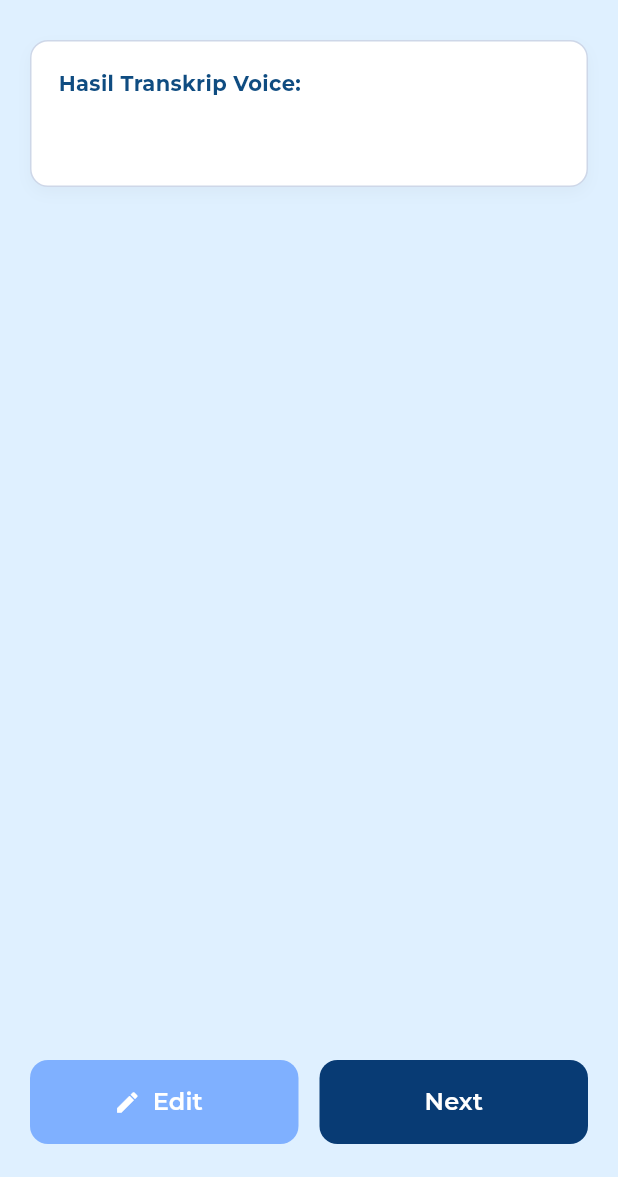
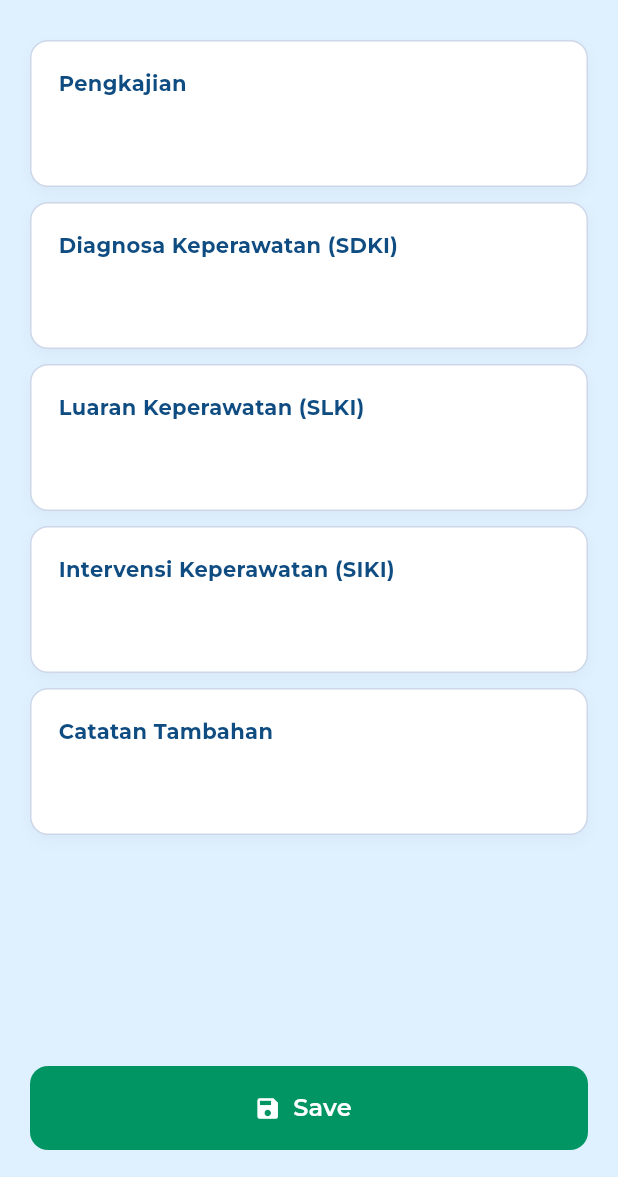
Before and after one commit to aansyawaluddin/vocare, a Flutter app: the VocareReport screen opened directly with empty values, after a tap on "Next", on a phone screen of 412 x 824 dp, the part 59-1236 px from its top. Run offline on Flutter 3.47's test engine with Material 3 defaults, Android fonts, the light colour scheme and no system bars; our stand-ins replace google_fonts, permission_handler, speech_to_text.

Commit message:
report2 page

```diff
--- a/lib/page/home.dart
+++ b/lib/page/home.dart
@@ -1,5 +1,5 @@
 import 'package:flutter/material.dart';
-import 'package:vocare/page/laporan/voice.dart';
+import 'package:vocare/page/perawat/laporan/voice.dart';
 import 'package:vocare/widgets/inap.dart';
 import 'package:vocare/widgets/laporan.dart';
 
@@ -11,7 +11,7 @@ class HomePage extends StatefulWidget {
 }
 
 class _HomePageState extends State<HomePage> {
-  int _selectedTab = 0; // 0 = Laporan, 1 = Pasien inap
+  int _selectedTab = 0;
 
   final List<String> rooms = [
     'Semua Ruangan',
@@ -241,7 +241,7 @@ class _HomePageState extends State<HomePage> {
         ),
       ),
 
-      bottomNavigationBar: SafeArea(
+      bottomNavigationBar: _selectedTab == 0 ? SafeArea(
         minimum: const EdgeInsets.fromLTRB(24, 8, 24, 18),
         child: Padding(
           padding: const EdgeInsets.only(top: 6.0),
@@ -278,7 +278,7 @@ class _HomePageState extends State<HomePage> {
             ),
           ),
         ),
-      ),
+      ) : null,
     );
   }
 }
--- a/lib/page/laporan/report.dart
+++ b/lib/page/perawat/laporan/report1.dart
@@ -1,4 +1,5 @@
 import 'package:flutter/material.dart';
+import 'package:vocare/page/perawat/laporan/report2.dart';
 
 class VocareReport extends StatelessWidget {
   final String reportText;
@@ -108,8 +109,21 @@ class VocareReport extends StatelessWidget {
                       height: 56,
                       child: ElevatedButton(
                         onPressed: () {
-                          // aksi Next
+                          Navigator.push(
+                            context,
+                            MaterialPageRoute(
+                              builder: (context) => VocareReport2(reportText: reportText),
+                            ),
+                          );
                         },
+                        style: ElevatedButton.styleFrom(
+                          backgroundColor: darkButtonBlue,
+                          foregroundColor: Colors.white,
+                          shape: RoundedRectangleBorder(
+                            borderRadius: BorderRadius.circular(12),
+                          ),
+                          elevation: 0,
+                        ),
                         child: const Text(
                           'Next',
                           style: TextStyle(
@@ -117,14 +131,6 @@ class VocareReport extends StatelessWidget {
                             fontSize: 16,
                             color: Colors.white,
                           ),
-                        ),
-                        style: ElevatedButton.styleFrom(
-                          backgroundColor: darkButtonBlue,
-                          foregroundColor: Colors.white,
-                          shape: RoundedRectangleBorder(
-                            borderRadius: BorderRadius.circular(12),
-                          ),
-                          elevation: 0,
                         ),
                       ),
                     ),
--- /dev/null
+++ b/lib/page/perawat/laporan/report2.dart
@@ -0,0 +1,121 @@
+import 'package:flutter/material.dart';
+
+class VocareReport2 extends StatelessWidget {
+  final String reportText;
+  const VocareReport2({super.key, required this.reportText});
+
+  @override
+  Widget build(BuildContext context) {
+    const background = Color(0xFFDFF0FF);
+    const cardBorder = Color(0xFFCED7E8);
+    const headingBlue = Color(0xFF0F4C81);
+    const buttonSave = Color(0xFF009563);
+
+    Widget section(String title) {
+      return Container(
+        width: double.infinity,
+        decoration: BoxDecoration(
+          color: Colors.white,
+          border: Border.all(color: cardBorder),
+          borderRadius: BorderRadius.circular(12),
+          boxShadow: [
+            BoxShadow(
+              color: Colors.black.withOpacity(0.03),
+              blurRadius: 8,
+              offset: const Offset(0, 4),
+            ),
+          ],
+        ),
+        padding: const EdgeInsets.all(18),
+        child: Column(
+          crossAxisAlignment: CrossAxisAlignment.start,
+          children: [
+            Text(
+              title,
+              style: const TextStyle(
+                color: headingBlue,
+                fontWeight: FontWeight.w700,
+              ),
+            ),
+            const SizedBox(height: 6),
+            Text(
+              reportText,
+              style: const TextStyle(height: 1.4, fontSize: 16),
+            ),
+            const SizedBox(height: 12),
+          ],
+        ),
+      );
+    }
+
+    return Scaffold(
+      backgroundColor: background,
+      appBar: AppBar(
+        elevation: 0,
+        backgroundColor: background,
+        centerTitle: true,
+        title: const Text(
+          'Vocare Report',
+          style: TextStyle(
+            color: Color(0xFF083B74),
+            fontWeight: FontWeight.w700,
+            fontSize: 18,
+          ),
+        ),
+      ),
+      // Gunakan ListView agar seluruh isi bisa discroll
+      body: SafeArea(
+        child: Padding(
+          padding: const EdgeInsets.symmetric(horizontal: 20.0),
+          child: ListView(
+            padding: const EdgeInsets.only(bottom: 18, top: 10),
+            children: [
+              section('Pengkajian'),
+              const SizedBox(height: 10),
+              section('Diagnosa Keperawatan (SDKI)'),
+              const SizedBox(height: 10),
+              section('Luaran Keperawatan (SLKI)'),
+              const SizedBox(height: 10),
+              section('Intervensi Keperawatan (SIKI)'),
+              const SizedBox(height: 10),
+              section('Catatan Tambahan'),
+              const SizedBox(height: 12),
+              // Spacer tidak lagi diperlukan di ListView
+            ],
+          ),
+        ),
+      ),
+
+      bottomNavigationBar: SafeArea(
+        minimum: const EdgeInsets.fromLTRB(20, 8, 20, 18),
+        child: Padding(
+          padding: const EdgeInsets.only(top: 6.0),
+          child: SizedBox(
+            height: 56,
+            child: ElevatedButton.icon(
+              onPressed: () {
+                // aksi save di sini
+              },
+              icon: const Icon(Icons.save, color: Colors.white),
+              label: const Text(
+                'Save',
+                style: TextStyle(
+                  fontWeight: FontWeight.w600,
+                  fontSize: 16,
+                ),
+              ),
+              style: ElevatedButton.styleFrom(
+                backgroundColor: buttonSave,
+                foregroundColor: Colors.white,
+                shape: RoundedRectangleBorder(
+                  borderRadius: BorderRadius.circular(12),
+                ),
+                elevation: 0,
+              ),
+            ),
+          ),
+        ),
+      ),
+    );
+  }
+}
--- a/lib/page/laporan/voice.dart
+++ b/lib/page/perawat/laporan/voice.dart
@@ -2,7 +2,7 @@ import 'dart:math' as math;
 import 'package:flutter/material.dart';
 import 'package:speech_to_text/speech_to_text.dart';
 import 'package:permission_handler/permission_handler.dart';
-import 'package:vocare/page/laporan/report.dart';
+import 'package:vocare/page/perawat/laporan/report1.dart';
 
 enum VoiceState { initial, listening, processing }
 
```
Also changed, not shown: pubspec.yaml (+5 -72 lines), pubspec.lock.
